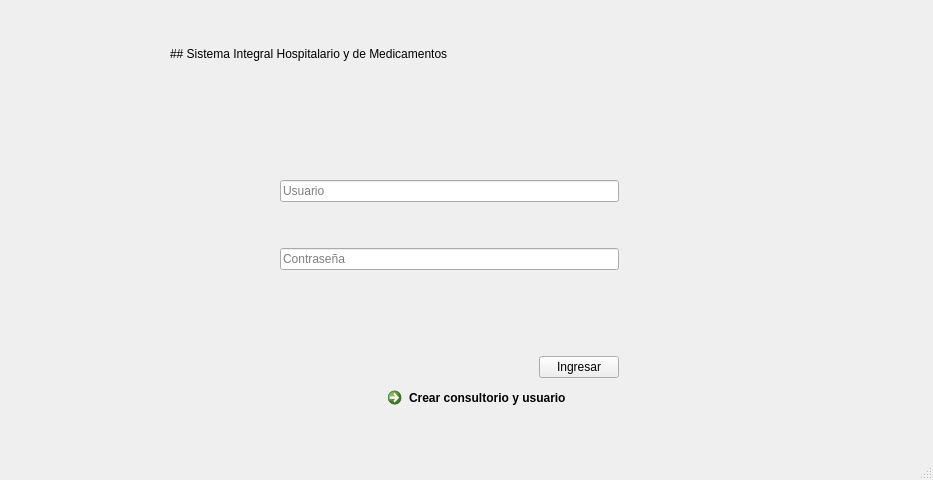
Before: the Qt Designer form Documentacion/QtDesigner/login.ui in AsgardUtvt/ProyectoIntegrador1, drawn with Qt 5.
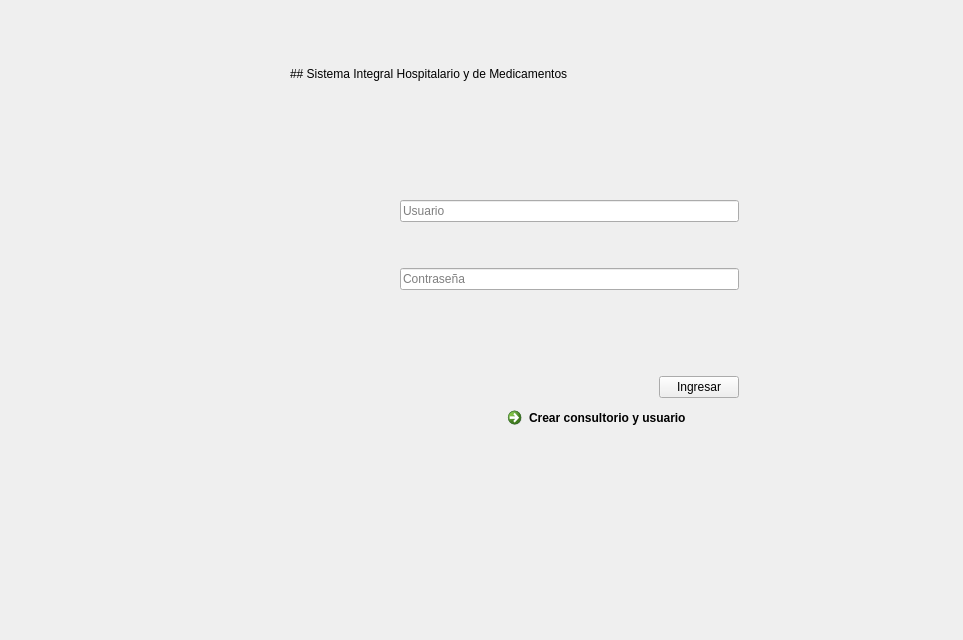
After: the same form once the commit is applied.

The edit to the form file:
```diff
--- a/Documentacion/QtDesigner/login.ui
+++ b/Documentacion/QtDesigner/login.ui
@@ -1,13 +1,13 @@
 <?xml version="1.0" encoding="UTF-8"?>
 <ui version="4.0">
- <class>MainWindow</class>
- <widget class="QMainWindow" name="MainWindow">
+ <class>f_login</class>
+ <widget class="QWidget" name="f_login">
   <property name="geometry">
    <rect>
     <x>0</x>
     <y>0</y>
-    <width>933</width>
-    <height>480</height>
+    <width>963</width>
+    <height>640</height>
    </rect>
   </property>
   <property name="sizeIncrement">
@@ -19,15 +19,21 @@
   <property name="windowTitle">
    <string>SIHMED</string>
   </property>
-  <property name="windowFilePath">
-   <string/>
-  </property>
-  <widget class="QWidget" name="centralwidget">
+  <widget class="QWidget" name="wg_imagen_sihmed" native="true">
+   <property name="geometry">
+    <rect>
+     <x>130</x>
+     <y>40</y>
+     <width>120</width>
+     <height>80</height>
+    </rect>
+   </property>
+  </widget>
    <widget class="QWidget" name="verticalLayoutWidget">
     <property name="geometry">
      <rect>
-      <x>280</x>
-      <y>140</y>
+     <x>400</x>
+     <y>160</y>
       <width>339</width>
       <height>238</height>
      </rect>
@@ -139,11 +145,24 @@
      </item>
     </layout>
    </widget>
+  <widget class="QCommandLinkButton" name="clb_crear_conultori">
+   <property name="geometry">
+    <rect>
+     <x>500</x>
+     <y>400</y>
+     <width>243</width>
+     <height>40</height>
+    </rect>
+   </property>
+   <property name="text">
+    <string>Crear consultorio y usuario</string>
+   </property>
+  </widget>
    <widget class="QLabel" name="label">
     <property name="geometry">
      <rect>
-      <x>170</x>
-      <y>40</y>
+     <x>290</x>
+     <y>60</y>
       <width>564</width>
       <height>27</height>
      </rect>
@@ -155,31 +174,6 @@
      <enum>Qt::TextFormat::MarkdownText</enum>
     </property>
    </widget>
-   <widget class="QWidget" name="wg_imagen_sihmed" native="true">
-    <property name="geometry">
-     <rect>
-      <x>10</x>
-      <y>20</y>
-      <width>120</width>
-      <height>80</height>
-     </rect>
-    </property>
-   </widget>
-   <widget class="QCommandLinkButton" name="clb_crear_conultori">
-    <property name="geometry">
-     <rect>
-      <x>380</x>
-      <y>380</y>
-      <width>243</width>
-      <height>40</height>
-     </rect>
-    </property>
-    <property name="text">
-     <string>Crear consultorio y usuario</string>
-    </property>
-   </widget>
-  </widget>
-  <widget class="QStatusBar" name="statusbar"/>
  </widget>
  <resources/>
  <connections/>
```
Left out of the diff: 6 changed lines with no effect on the pictures. Lines whose indentation alone changed are shown as unchanged.
